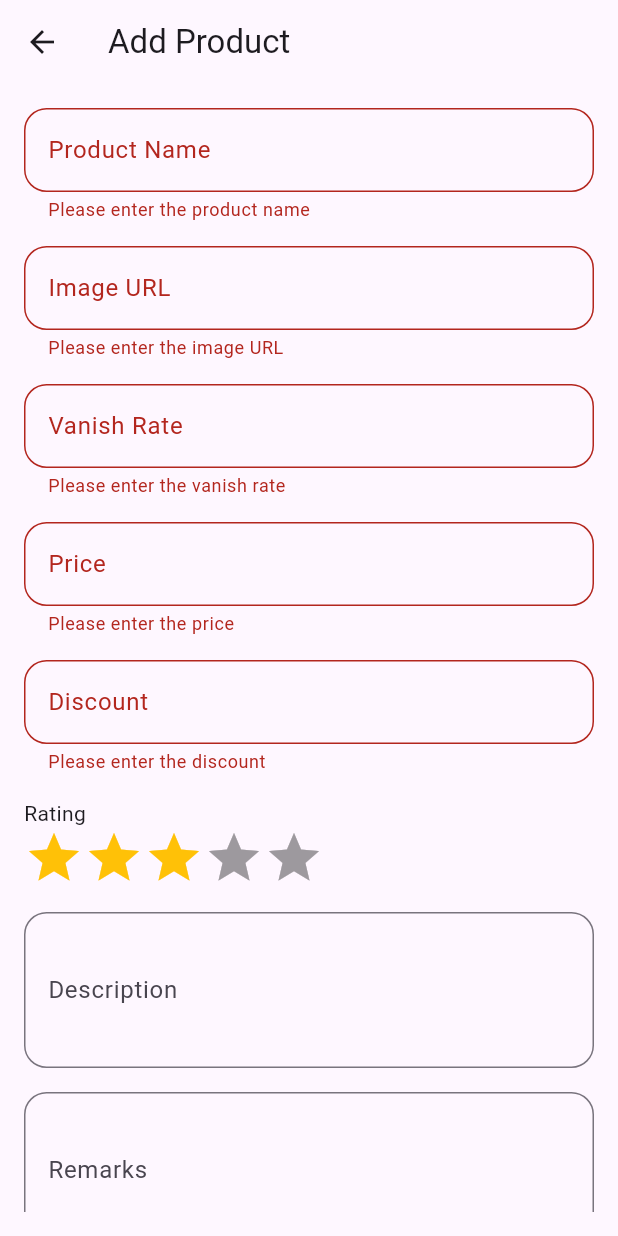
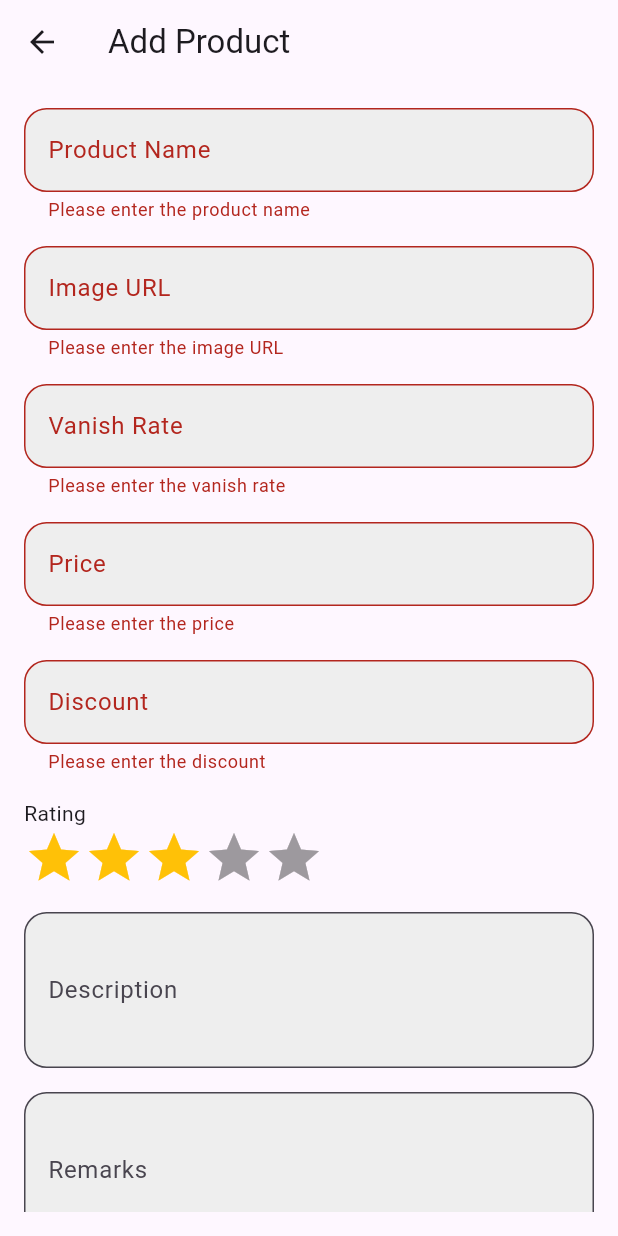
Before and after one commit to MohanAru/shop, a Flutter app: the ProfilePage screen opened directly, after a tap on "Add Product", on a phone screen of 412 x 824 dp. Run offline on Flutter 3.47's test engine with Material 3 defaults, Android fonts, the phone set to English and light mode, and no system bars; drawn by our look-alikes of flutter_rating_bar; our stand-ins replace cached_network_image, carousel_slider, cloud_firestore, firebase_core, shimmer; accounts and stored records are empty; network calls fail.

```diff
--- a/shopping/lib/model/model.dart
+++ b/shopping/lib/model/model.dart
@@ -1,3 +1,5 @@
+import 'package:flutter/material.dart';
+
 class Product {
   String? id;
   final String productName;
--- a/shopping/lib/pages/addproduct.dart
+++ b/shopping/lib/pages/addproduct.dart
@@ -1,4 +1,3 @@
-// 1.Placeholder for ProfilePage
 import 'package:flutter/material.dart';
 import 'package:flutter_rating_bar/flutter_rating_bar.dart';
 
@@ -17,21 +16,16 @@ class _ProfilePageState extends State<ProfilePage> {
 
   // Controllers for input fields
   final TextEditingController _productNameController = TextEditingController();
-
   final TextEditingController _imageUrlController = TextEditingController();
-
   final TextEditingController _vanishRateController = TextEditingController();
-
   final TextEditingController _priceController = TextEditingController();
-
   final TextEditingController _offController = TextEditingController();
-
   final TextEditingController _descriptionController = TextEditingController();
-
   final TextEditingController _remarksController = TextEditingController();
 
-  double _rating = 3.0;
-  // Initial rating value
+  double _rating = 3.0; // Initial rating value
+  bool _isLoading = false; // Loading state
+
   @override
   void dispose() {
     // Dispose controllers when not needed
@@ -47,6 +41,10 @@ class _ProfilePageState extends State<ProfilePage> {
 
   void _addProduct() async {
     if (_formKey.currentState!.validate()) {
+      setState(() {
+        _isLoading = true; // Start loading
+      });
+
       // Create the product instance from input fields
       final product = Product(
         productName: _productNameController.text,
@@ -54,7 +52,7 @@ class _ProfilePageState extends State<ProfilePage> {
         vanishRate: double.tryParse(_vanishRateController.text) ?? 0.0,
         price: double.tryParse(_priceController.text) ?? 0.0,
         off: _offController.text,
-        rating: _rating, // Ensure _rating is of type double
+        rating: _rating,
         description: _descriptionController.text,
         remarks: _remarksController.text,
       );
@@ -62,13 +60,25 @@ class _ProfilePageState extends State<ProfilePage> {
       // Call addProduct method to save the product
       await ProductService().addProduct(product);
 
-      // After saving, you can clear the form or navigate away
+      // After saving, clear the form
+      _productNameController.clear();
+      _imageUrlController.clear();
+      _vanishRateController.clear();
+      _priceController.clear();
+      _offController.clear();
+      _descriptionController.clear();
+      _remarksController.clear();
+
       ScaffoldMessenger.of(context).showSnackBar(
         const SnackBar(
-            content: Text('Product added successfully!'),
-            backgroundColor: Colors.green),
+          content: Text('Product added successfully!'),
+          backgroundColor: Colors.green,
+        ),
       );
-      _formKey.currentState!.reset(); // Reset the form
+
+      setState(() {
+        _isLoading = false; // Stop loading
+      });
     }
   }
 
@@ -87,8 +97,10 @@ class _ProfilePageState extends State<ProfilePage> {
               // Product Name
               TextFormField(
                 controller: _productNameController,
-                decoration: const InputDecoration(
+                decoration: InputDecoration(
                   labelText: 'Product Name',
+                  filled: true,
+                  fillColor: Colors.grey[200],
                   border: OutlineInputBorder(
                     borderRadius: BorderRadius.all(Radius.circular(15.0)),
                   ),
@@ -105,8 +117,10 @@ class _ProfilePageState extends State<ProfilePage> {
               // Image URL
               TextFormField(
                 controller: _imageUrlController,
-                decoration: const InputDecoration(
+                decoration: InputDecoration(
                   labelText: 'Image URL',
+                  filled: true,
+                  fillColor: Colors.grey[200],
                   border: OutlineInputBorder(
                     borderRadius: BorderRadius.all(Radius.circular(15.0)),
                   ),
@@ -123,8 +137,10 @@ class _ProfilePageState extends State<ProfilePage> {
               // Vanish Rate
               TextFormField(
                 controller: _vanishRateController,
-                decoration: const InputDecoration(
+                decoration: InputDecoration(
                   labelText: 'Vanish Rate',
+                  filled: true,
+                  fillColor: Colors.grey[200],
                   border: OutlineInputBorder(
                     borderRadius: BorderRadius.all(Radius.circular(15.0)),
                   ),
@@ -134,6 +150,10 @@ class _ProfilePageState extends State<ProfilePage> {
                   if (value == null || value.isEmpty) {
                     return 'Please enter the vanish rate';
                   }
+                  final number = double.tryParse(value);
+                  if (number == null) {
+                    return 'Please enter a valid number';
+                  }
                   return null;
                 },
               ),
@@ -142,8 +162,10 @@ class _ProfilePageState extends State<ProfilePage> {
               // Price
               TextFormField(
                 controller: _priceController,
-                decoration: const InputDecoration(
+                decoration: InputDecoration(
                   labelText: 'Price',
+                  filled: true,
+                  fillColor: Colors.grey[200],
                   border: OutlineInputBorder(
                     borderRadius: BorderRadius.all(Radius.circular(15.0)),
                   ),
@@ -153,6 +175,10 @@ class _ProfilePageState extends State<ProfilePage> {
                   if (value == null || value.isEmpty) {
                     return 'Please enter the price';
                   }
+                  final number = double.tryParse(value);
+                  if (number == null) {
+                    return 'Please enter a valid number';
+                  }
                   return null;
                 },
               ),
@@ -161,8 +187,10 @@ class _ProfilePageState extends State<ProfilePage> {
               // Discount
               TextFormField(
                 controller: _offController,
-                decoration: const InputDecoration(
+                decoration: InputDecoration(
                   labelText: 'Discount',
+                  filled: true,
+                  fillColor: Colors.grey[200],
                   border: OutlineInputBorder(
                     borderRadius: BorderRadius.all(Radius.circular(15.0)),
                   ),
@@ -199,8 +227,10 @@ class _ProfilePageState extends State<ProfilePage> {
               // Description
               TextFormField(
                 controller: _descriptionController,
-                decoration: const InputDecoration(
+                decoration: InputDecoration(
                   labelText: 'Description',
+                  filled: true,
+                  fillColor: Colors.grey[200],
                   border: OutlineInputBorder(
                     borderRadius: BorderRadius.all(Radius.circular(15.0)),
                   ),
@@ -212,8 +242,10 @@ class _ProfilePageState extends State<ProfilePage> {
               // Remarks
               TextFormField(
                 controller: _remarksController,
-                decoration: const InputDecoration(
+                decoration: InputDecoration(
                   labelText: 'Remarks',
+                  filled: true,
+                  fillColor: Colors.grey[200],
                   border: OutlineInputBorder(
                     borderRadius: BorderRadius.all(Radius.circular(15.0)),
                   ),
@@ -224,8 +256,10 @@ class _ProfilePageState extends State<ProfilePage> {
 
               // Submit Button
               ElevatedButton(
-                onPressed: _addProduct,
-                child: const Text('Add Product'),
+                onPressed: _isLoading ? null : _addProduct,
+                child: _isLoading
+                    ? const CircularProgressIndicator()
+                    : const Text('Add Product'),
               ),
             ],
           ),
--- a/shopping/lib/pages/home.dart
+++ b/shopping/lib/pages/home.dart
@@ -28,6 +28,10 @@ class _HomePageState extends State<HomePage> {
 
   // Fetch products from Firestore and update the UI
   Future<void> fetchProducts() async {
+    setState(() {
+      isLoading = true;
+    });
+    await Future.delayed(Duration(milliseconds: 300));
     List<Product> fetchedProducts = await ProductService().fetchProducts();
     setState(() {
       products = fetchedProducts;
@@ -88,6 +92,10 @@ class _HomePageState extends State<HomePage> {
         body: GestureDetector(
           onTap: () {
             FocusScope.of(context).unfocus();
+          },
+          child: RefreshIndicator(
+            onRefresh: () async {
+              await fetchProducts();
             },
             child: Column(
               children: [
@@ -153,7 +161,8 @@ class _HomePageState extends State<HomePage> {
                     // color: const Color.fromARGB(255, 188, 225, 244),
                     child: LayoutBuilder(
                       builder: (context, constraints) {
-                      int crossAxisCount = (constraints.maxWidth / 150).floor();
+                        int crossAxisCount =
+                            (constraints.maxWidth / 150).floor();
                         return isLoading
                             ? GridView.builder(
                                 gridDelegate:
@@ -249,6 +258,7 @@ class _HomePageState extends State<HomePage> {
             ),
           ),
         ),
+      ),
     );
   }
 }
--- a/shopping/lib/repository/firestore.dart
+++ b/shopping/lib/repository/firestore.dart
@@ -1,4 +1,5 @@
 import 'package:cloud_firestore/cloud_firestore.dart';
+import 'package:flutter/material.dart';
 
 import '../model/model.dart';
 
```
Lines whose indentation alone changed are shown as unchanged.
